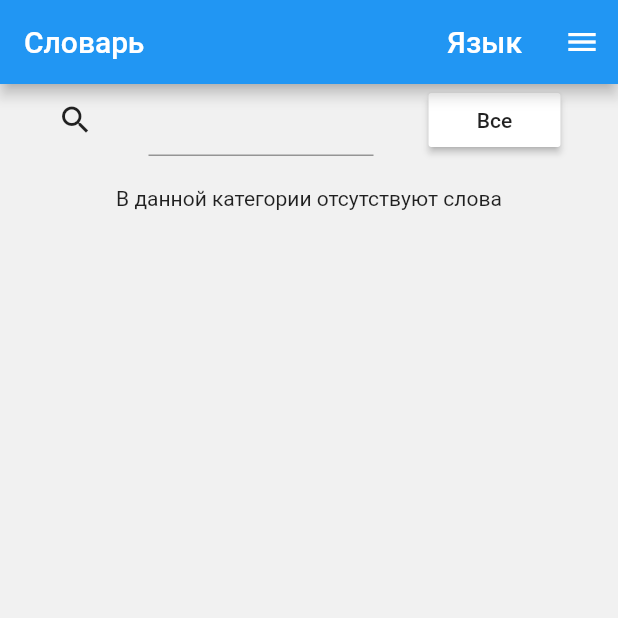
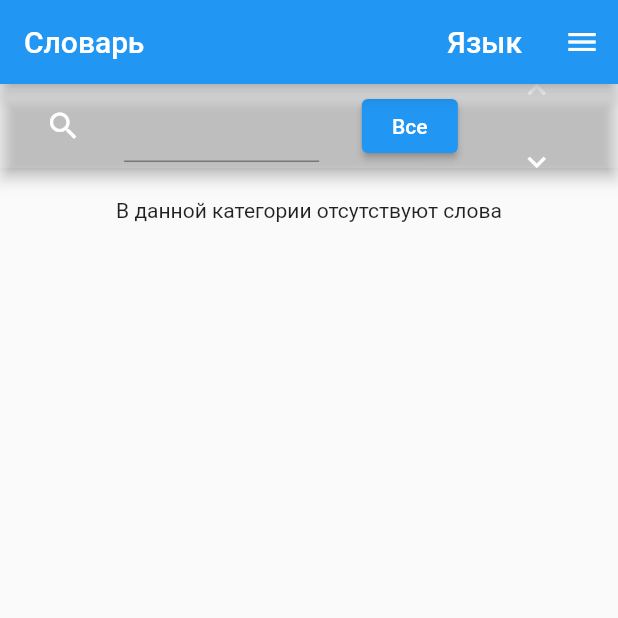
Before and after one commit to vkhmara/Dictionary, a Flutter app: the screen it shows after launch, on a phone screen of 412 x 824 dp, the top half of it. Run offline on Flutter 3.47's test engine with Material 2 defaults, Android fonts, the phone set to English and light mode, and no system bars; our stand-ins replace shared_preferences, sqflite; accounts and stored records are empty.

Commit message:
some changes

```diff
--- a/lib/Pages/AllDictPage.dart
+++ b/lib/Pages/AllDictPage.dart
@@ -1,5 +1,6 @@
 import 'package:flutter/cupertino.dart';
 import 'package:flutter/material.dart';
+import 'package:flutter/rendering.dart';
 import 'package:hebrew_dictionary/HelperComponents/NoteInDict.dart';
 import 'package:hebrew_dictionary/Settings/Settings.dart';
 import 'package:hebrew_dictionary/WorkWithData/Dictionary.dart';
@@ -13,18 +14,21 @@ class AllDictPage extends StatefulWidget {
 }
 
 class _AllDictPageState extends State<AllDictPage> {
+  bool showFloatButton = false;
   List<Note> _dict;
   FocusNode _focusNode;
+  int mode = 0;
   static String _foundWord = '';
-  int mode = 0;
+  ScrollController _controller;
   static const int ALL = 0;
-  static const int ONLY_LEARNT = 1;
+  static const int ONLY_LEARNED = 1;
   static const int ONLY_UNLEARNED = 2;
 
   @override
   void initState() {
     super.initState();
     _focusNode = FocusNode();
+    _controller = ScrollController();
   }
 
   void unfocus() {
@@ -41,7 +45,7 @@ class _AllDictPageState extends State<AllDictPage> {
       _dict = Provider.of<Dictionary<English>>(context).find(_foundWord);
     }
     switch (mode) {
-      case ONLY_LEARNT:
+      case ONLY_LEARNED:
         {
           _dict.removeWhere((note) => note.learnt == false);
           break;
@@ -64,11 +68,9 @@ class _AllDictPageState extends State<AllDictPage> {
         ),
       )];
     }
-    return Scrollbar(
-      child: ListView(
-        children: [
-          Container(
-            padding: EdgeInsets.fromLTRB(20.0, 0.0, 20.0, 0.0),
+    return Scaffold(
+      appBar: AppBar(
+        title: Container(
           child: Row(
             mainAxisAlignment: MainAxisAlignment.spaceAround,
             children: [
@@ -76,28 +78,62 @@ class _AllDictPageState extends State<AllDictPage> {
               SizedBox(
                 child: TextField(
                   focusNode: _focusNode,
-                    autofocus: false,
                   onChanged: (s) {
                     setState(() {
                       _foundWord = s;
                     });
                   },
                 ),
-                  width: 150.0,
+                width: 130.0,
               ),
-                RaisedButton(
-                  color: Colors.white,
-                    child: Text(mode == ALL ? 'Все' : (mode == ONLY_LEARNT ? 'Выуч': 'Невыуч') ),
+              ElevatedButton(
+                  child: Text(['Все', 'Выуч', 'Невыуч'][mode]),
                   onPressed: () {
                     setState(() {
                       mode = (mode + 1) % 3;
                     });
-                    })
+                  }
+              ),
+              Column(
+                children: [
+                  IconButton(
+                    icon: Icon(Icons.keyboard_arrow_up),
+                    onPressed: () {
+                      _controller.animateTo(_controller.position.minScrollExtent,
+                          duration: Duration(milliseconds: 2500),
+                          curve: Curves.ease);
+                    },
+                  ),
+                  IconButton(
+                    icon: Icon(Icons.keyboard_arrow_down),
+                    onPressed: () {
+                      _controller.animateTo(_controller.position.maxScrollExtent,
+                          duration: Duration(milliseconds: 2500),
+                          curve: Curves.ease);
+                    },
+                  ),
+                ],
+              )
             ],
           ),
-          )
-        ]
-          ..addAll(notes),
+        ),
+        backgroundColor: Color(0x20FFFFFF),
+      ),
+      body: Scrollbar(
+        child: ListView(
+          controller: _controller,
+          children: notes,
+        ),
+      ),
+      floatingActionButton: Visibility(
+        visible: showFloatButton,
+        child: FloatingActionButton(
+          child: Icon(Icons.keyboard_arrow_down_sharp),
+          onPressed: () {
+            _controller.animateTo(_dict.length * 50.0, duration: Duration(milliseconds: 500),
+                curve: Curves.ease);
+          },
+        ),
       ),
     );
   }
@@ -105,6 +141,7 @@ class _AllDictPageState extends State<AllDictPage> {
   @override
   void dispose() {
     _focusNode.dispose();
+    _controller.dispose();
     super.dispose();
   }
 }
--- a/lib/Pages/MainPage.dart
+++ b/lib/Pages/MainPage.dart
@@ -1,5 +1,6 @@
 import 'package:flutter/cupertino.dart';
 import 'package:flutter/material.dart';
+import 'package:flutter/rendering.dart';
 import 'package:flutter/services.dart';
 import 'package:hebrew_dictionary/Pages/AddWordPage.dart';
 import 'package:hebrew_dictionary/Pages/AllDictPage.dart';
@@ -15,8 +16,19 @@ class MainPage extends StatefulWidget {
 
 class _MainPageState extends State<MainPage> {
   static int currentPage = 0;
+
   @override
   Widget build(BuildContext context) {
+    StatefulWidget page;
+    if (currentPage == 0) {
+      page = AllDictPage();
+    }
+    else if (currentPage == 1) {
+      page = AddWordPage();
+    }
+    else {
+      page = TestSettingsPage();
+    }
     return Scaffold(
       appBar: AppBar(
         title: Row(
@@ -38,14 +50,15 @@ class _MainPageState extends State<MainPage> {
                   });
                 }
               },
-              itemBuilder: (context) => [
+              itemBuilder: (context) =>
+              [
                 PopupMenuItem(
-                    child: Text('Английский'),
+                  child: Text('Английский'),
                   value: 'eng',
                 ),
                 PopupMenuItem(
                     child: Text('Иврит'),
-                  value: 'heb'
+                    value: 'heb'
                 ),
               ],
             ),
@@ -73,7 +86,7 @@ class _MainPageState extends State<MainPage> {
                 });
               },
             ),
-          ListTile(
+            ListTile(
               title: Text('Тест'),
               onTap: () {
                 setState(() {
@@ -85,23 +98,9 @@ class _MainPageState extends State<MainPage> {
           ],
         ),
       ),
-      body: ((page) {
-        switch (page) {
-          case 0:
-            return AllDictPage();
-          case 1:
-            return AddWordPage();
-          case 2:
-            return TestSettingsPage();
-        }
-      })(currentPage),
+      body: page,
       backgroundColor: Color(0xF0F0F0F0),
     );
-  }
-  void toMainPage() {
-    setState(() {
-      currentPage = 0;
-    });
   }
 
   @override
--- a/lib/Pages/TestDetailsPage.dart
+++ b/lib/Pages/TestDetailsPage.dart
@@ -1,8 +1,6 @@
 import 'package:flutter/cupertino.dart';
 import 'package:flutter/material.dart';
-import 'package:flutter/services.dart';
 import 'package:hebrew_dictionary/HelperComponents/ScreenCenterForm.dart';
-import 'package:hebrew_dictionary/Settings/Settings.dart';
 import 'package:hebrew_dictionary/WorkWithData/Note.dart';
 import 'package:hebrew_dictionary/WorkWithData/TestingSystem.dart';
 
--- a/lib/WorkWithData/Language.dart
+++ b/lib/WorkWithData/Language.dart
@@ -26,7 +26,7 @@ class Language {
 }
 
 class Hebrew extends Language {
-  static const String NEKUDOT = ' ְ ֶ ֵ ּ ַ ִ ֹ ֲ ֱ ֳ ֹ ֻ ׂ ';
+  static const String NEKUDOT = ' ְ ֶ ֵ ּ ַ ִ ֹ ֲ ֱ ֳ ֹ ֻ ׂ ָ';
   Hebrew() {
     alphabet += ' ְ ֶ ֵ ּ ַ ִ ֹ ֲ ֱ ֳ ֹ ֻ ׂ ָקראטוןםפשדגכעיחלךףזסבהנמצתץ';
   }
```
Also changed, not shown: lib/HelperComponents/NoteInDict.dart (+2 -10 lines), pubspec.lock. Lines whose indentation alone changed are shown as unchanged.
